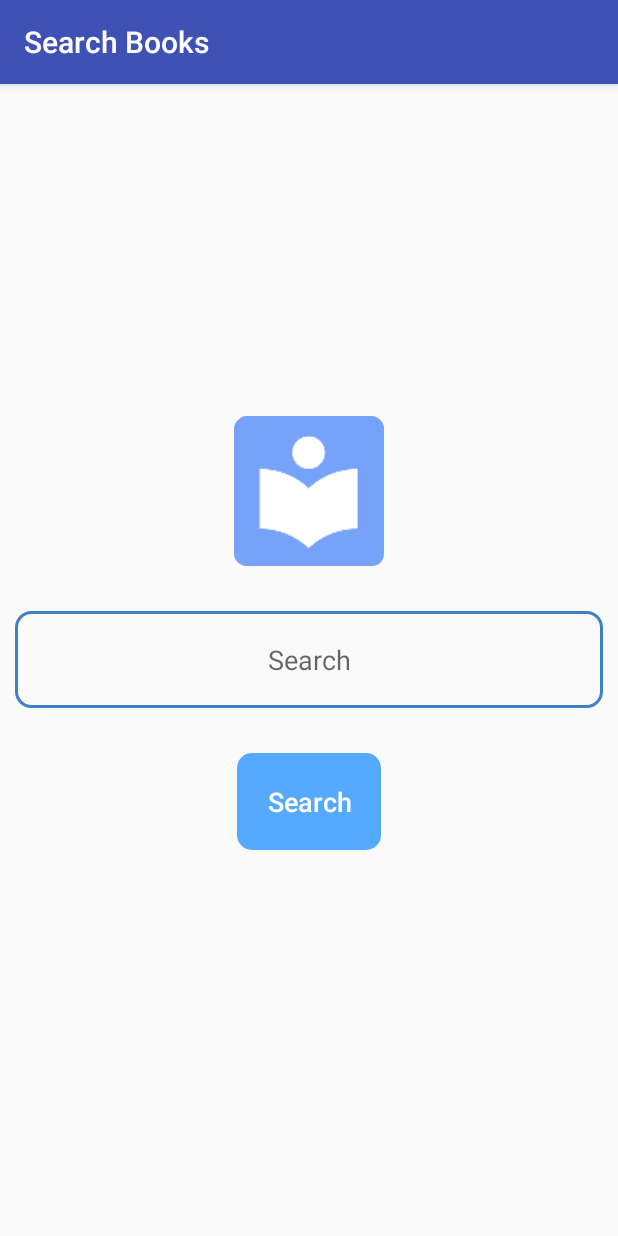
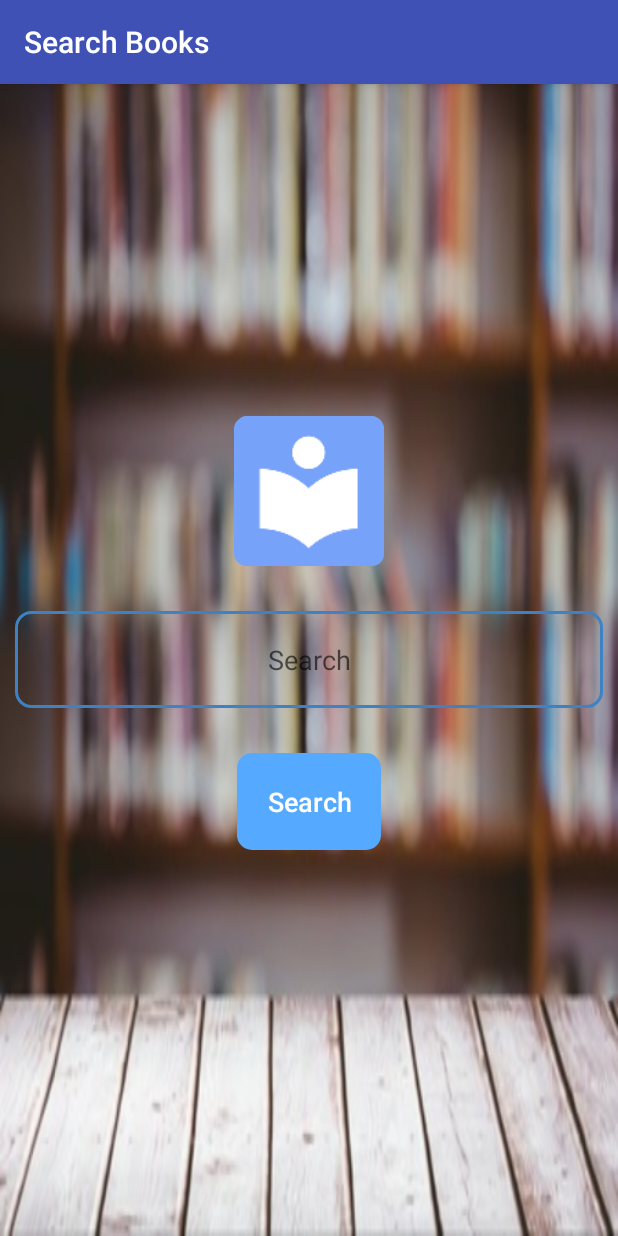
Before and after one commit to manu123shree/Open-Library, an Android app: the screen it shows after launch (SearchActivity), on a phone screen of 412 x 824 dp. Run offline under Robolectric (Android 15) with nearby library versions, the phone set to English and light mode, and no system bars.

Commit message:
background setting

```diff
--- a/OpenLibrary/app/src/main/res/layout/activity_search.xml
+++ b/OpenLibrary/app/src/main/res/layout/activity_search.xml
@@ -4,7 +4,8 @@
     xmlns:tools="http://schemas.android.com/tools"
     android:layout_width="match_parent"
     android:layout_height="match_parent"
-    tools:context=".view.search.SearchActivity">
+    tools:context=".view.search.SearchActivity"
+    android:background="@drawable/new_list_bg">
 
     <ImageView
         android:id="@+id/ivLogo"
@@ -22,7 +23,7 @@
         android:layout_height="wrap_content"
         android:layout_marginStart="10dp"
         android:layout_marginEnd="10dp"
-        android:textColor="#000000"
+        android:textColor="#ffffff"
         android:textSize="18sp"
         android:gravity="center"
         android:hint="@string/search"
--- a/OpenLibrary/app/src/main/res/layout/activity_search_results.xml
+++ b/OpenLibrary/app/src/main/res/layout/activity_search_results.xml
@@ -4,7 +4,8 @@
     xmlns:tools="http://schemas.android.com/tools"
     android:layout_width="match_parent"
     android:layout_height="match_parent"
-    tools:context=".view.results.SearchResultsActivity">
+    tools:context=".view.results.SearchResultsActivity"
+    android:background="@drawable/new_list_bg">
 
     <ListView
         android:id="@+id/list"
--- a/OpenLibrary/app/src/main/res/layout/book_list_item.xml
+++ b/OpenLibrary/app/src/main/res/layout/book_list_item.xml
@@ -3,7 +3,8 @@
     xmlns:android="http://schemas.android.com/apk/res/android"
     android:layout_width="match_parent"
     android:layout_height="wrap_content"
-    android:padding="10dp">
+    android:padding="10dp"
+   >
 
     <ImageView
         android:id="@+id/ivCover"
--- a/OpenLibrary/app/src/main/res/layout/search_details_activity.xml
+++ b/OpenLibrary/app/src/main/res/layout/search_details_activity.xml
@@ -6,6 +6,7 @@
     android:layout_width="match_parent"
     android:layout_height="match_parent"
     tools:context=".view.details.SearchDetailsActivity"
+    android:background="@drawable/details_bg"
     >
     <TextView
         android:id="@+id/tvSearchDetails"
```
Also changed, not shown: OpenLibrary/app/src/main/res/drawable/details_bg.jpg (added), OpenLibrary/app/src/main/res/drawable/new_list_bg.jpg (added), OpenLibrary/app/src/main/res/drawable/screen_backg.jpg (added), OpenLibrary/app/src/main/res/drawable/screen_list_bg.jpg (added).
